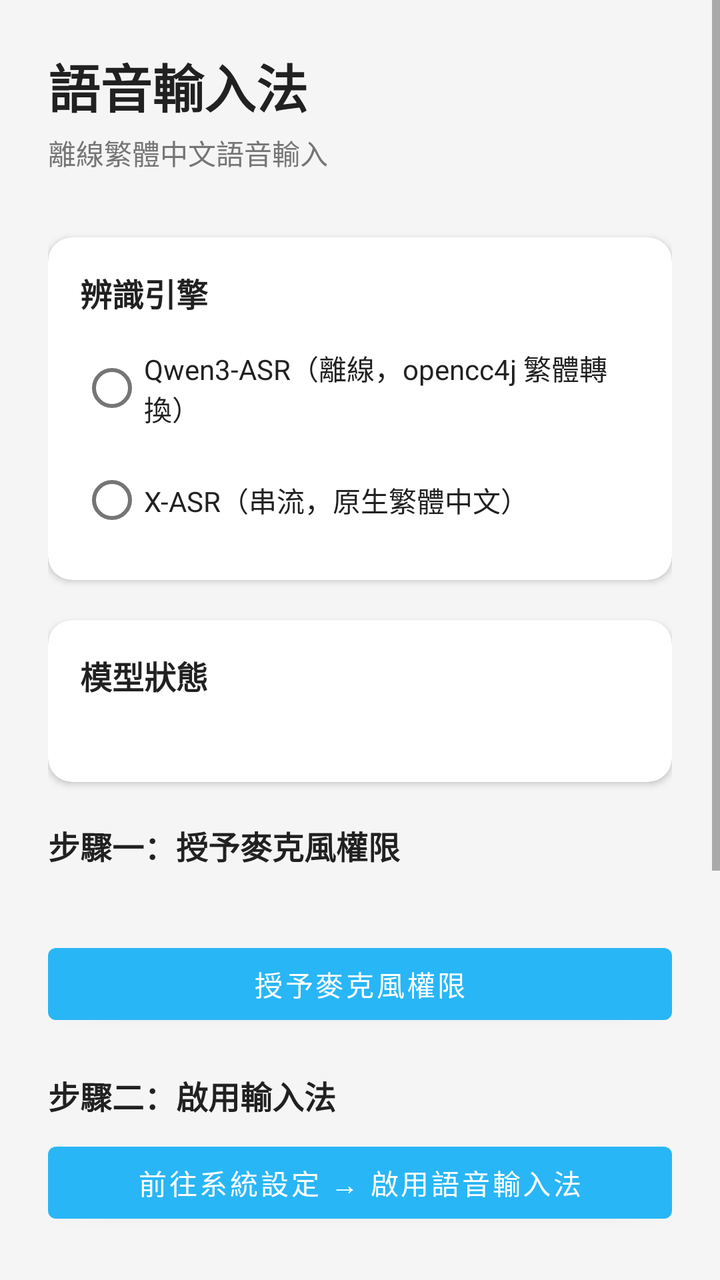
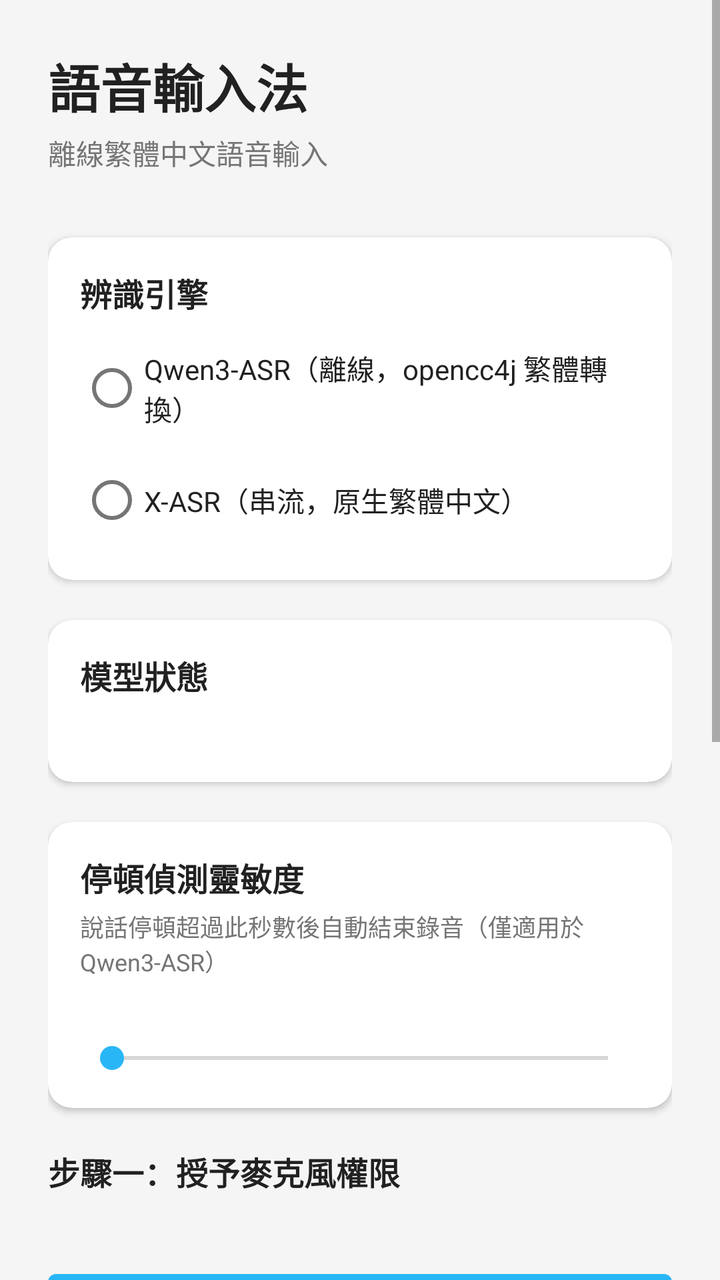

Before-and-after screenshots of an Android layout around one commit, followed by the original layout XML and the change that was made.
<!-- AndroidManifest.xml: application theme Theme.VoiceAssistant -->
<!-- res/layout/activity_settings.xml -->
<?xml version="1.0" encoding="utf-8"?>
<ScrollView xmlns:android="http://schemas.android.com/apk/res/android"
    android:layout_width="match_parent"
    android:layout_height="match_parent"
    android:background="@color/background">

    <LinearLayout
        android:layout_width="match_parent"
        android:layout_height="wrap_content"
        android:orientation="vertical"
        android:padding="24dp">

        <TextView
            android:layout_width="match_parent"
            android:layout_height="wrap_content"
            android:text="語音輸入法"
            android:textSize="26sp"
            android:textStyle="bold"
            android:textColor="@color/text_primary"
            android:layout_marginBottom="4dp" />

        <TextView
            android:layout_width="match_parent"
            android:layout_height="wrap_content"
            android:text="離線繁體中文語音輸入"
            android:textSize="14sp"
            android:textColor="@color/text_secondary"
            android:layout_marginBottom="32dp" />

        
        <androidx.cardview.widget.CardView
            xmlns:app="http://schemas.android.com/apk/res-auto"
            android:layout_width="match_parent"
            android:layout_height="wrap_content"
            app:cardCornerRadius="12dp"
            app:cardElevation="2dp"
            android:layout_marginBottom="20dp">

            <LinearLayout
                android:layout_width="match_parent"
                android:layout_height="wrap_content"
                android:orientation="vertical"
                android:padding="16dp">

                <TextView
                    android:layout_width="match_parent"
                    android:layout_height="wrap_content"
                    android:text="辨識引擎"
                    android:textSize="16sp"
                    android:textStyle="bold"
                    android:textColor="@color/text_primary"
                    android:layout_marginBottom="12dp" />

                <RadioGroup
                    android:id="@+id/rg_engine"
                    android:layout_width="match_parent"
                    android:layout_height="wrap_content"
                    android:orientation="vertical">

                    <RadioButton
                        android:id="@+id/rb_qwen3"
                        android:layout_width="match_parent"
                        android:layout_height="wrap_content"
                        android:text="Qwen3-ASR（離線，opencc4j 繁體轉換）"
                        android:textSize="14sp"
                        android:textColor="@color/text_primary"
                        android:layout_marginBottom="8dp" />

                    <RadioButton
                        android:id="@+id/rb_xasr"
                        android:layout_width="match_parent"
                        android:layout_height="wrap_content"
                        android:text="X-ASR（串流，原生繁體中文）"
                        android:textSize="14sp"
                        android:textColor="@color/text_primary" />
                </RadioGroup>
            </LinearLayout>
        </androidx.cardview.widget.CardView>

        
        <androidx.cardview.widget.CardView
            xmlns:app="http://schemas.android.com/apk/res-auto"
            android:layout_width="match_parent"
            android:layout_height="wrap_content"
            app:cardCornerRadius="12dp"
            app:cardElevation="2dp"
            android:layout_marginBottom="20dp">

            <LinearLayout
                android:layout_width="match_parent"
                android:layout_height="wrap_content"
                android:orientation="vertical"
                android:padding="16dp">

                <TextView
                    android:layout_width="match_parent"
                    android:layout_height="wrap_content"
                    android:text="模型狀態"
                    android:textSize="16sp"
                    android:textStyle="bold"
                    android:textColor="@color/text_primary"
                    android:layout_marginBottom="8dp" />

                <TextView
                    android:id="@+id/tv_model_status"
                    android:layout_width="match_parent"
                    android:layout_height="wrap_content"
                    android:textSize="13sp"
                    android:textColor="@color/text_secondary"
                    android:lineSpacingMultiplier="1.4" />
            </LinearLayout>
        </androidx.cardview.widget.CardView>

        
        <TextView
            android:layout_width="match_parent"
            android:layout_height="wrap_content"
            android:text="步驟一：授予麥克風權限"
            android:textSize="16sp"
            android:textStyle="bold"
            android:textColor="@color/text_primary"
            android:layout_marginBottom="8dp" />

        <TextView
            android:id="@+id/tv_mic_status"
            android:layout_width="match_parent"
            android:layout_height="wrap_content"
            android:textSize="13sp"
            android:textColor="@color/text_secondary"
            android:layout_marginBottom="8dp" />

        <Button
            android:id="@+id/btn_grant_mic"
            android:layout_width="match_parent"
            android:layout_height="48dp"
            android:text="授予麥克風權限"
            android:layout_marginBottom="20dp" />

        
        <TextView
            android:layout_width="match_parent"
            android:layout_height="wrap_content"
            android:text="步驟二：啟用輸入法"
            android:textSize="16sp"
            android:textStyle="bold"
            android:textColor="@color/text_primary"
            android:layout_marginBottom="8dp" />

        <Button
            android:id="@+id/btn_enable_ime"
            android:layout_width="match_parent"
            android:layout_height="48dp"
            android:text="前往系統設定 → 啟用語音輸入法"
            android:layout_marginBottom="20dp" />

        
        <TextView
            android:layout_width="match_parent"
            android:layout_height="wrap_content"
            android:text="步驟三：切換輸入法"
            android:textSize="16sp"
            android:textStyle="bold"
            android:textColor="@color/text_primary"
            android:layout_marginBottom="8dp" />

        <Button
            android:id="@+id/btn_switch_ime"
            android:layout_width="match_parent"
            android:layout_height="48dp"
            android:text="切換至語音輸入法"
            android:layout_marginBottom="20dp" />

        
        <TextView
            android:layout_width="match_parent"
            android:layout_height="wrap_content"
            android:text="使用方式"
            android:textSize="16sp"
            android:textStyle="bold"
            android:textColor="@color/text_primary"
            android:layout_marginBottom="8dp" />

        <TextView
            android:layout_width="match_parent"
            android:layout_height="wrap_content"
            android:text="1. 在任何輸入框點選，叫出鍵盤\n2. 點擊麥克風按鈕開始說話\n3. 靜音後自動識別，或再次點擊停止\n4. 識別結果顯示於頂部預覽欄\n5. 點擊「確認插入」將文字輸入到應用"
            android:textSize="14sp"
            android:textColor="@color/text_secondary"
            android:lineSpacingMultiplier="1.6" />

    </LinearLayout>
</ScrollView>
<!-- resources referenced by this layout -->
<resources>
  <color name="background">#F5F5F5</color>
  <color name="text_primary">#212121</color>
  <color name="text_secondary">#757575</color>
  <style name="Theme.VoiceAssistant" parent="Theme.MaterialComponents.DayNight.NoActionBar">
          <item name="colorPrimary">@color/ime_accent</item>
          <item name="colorPrimaryDark">#0288D1</item>
          <item name="colorAccent">@color/ime_accent</item>
      </style>
  <color name="ime_accent">#29B6F6</color>
</resources>

<!-- the commit's change to res/layout/activity_settings.xml (unified diff, before → after) -->
@@ -112,6 +112,56 @@
         </androidx.cardview.widget.CardView>
 
         
+        <androidx.cardview.widget.CardView
+            xmlns:app="http://schemas.android.com/apk/res-auto"
+            android:layout_width="match_parent"
+            android:layout_height="wrap_content"
+            app:cardCornerRadius="12dp"
+            app:cardElevation="2dp"
+            android:layout_marginBottom="20dp">
+
+            <LinearLayout
+                android:layout_width="match_parent"
+                android:layout_height="wrap_content"
+                android:orientation="vertical"
+                android:padding="16dp">
+
+                <TextView
+                    android:layout_width="match_parent"
+                    android:layout_height="wrap_content"
+                    android:text="停頓偵測靈敏度"
+                    android:textSize="16sp"
+                    android:textStyle="bold"
+                    android:textColor="@color/text_primary"
+                    android:layout_marginBottom="4dp" />
+
+                <TextView
+                    android:layout_width="match_parent"
+                    android:layout_height="wrap_content"
+                    android:text="說話停頓超過此秒數後自動結束錄音（僅適用於 Qwen3-ASR）"
+                    android:textSize="12sp"
+                    android:textColor="@color/text_secondary"
+                    android:layout_marginBottom="8dp" />
+
+                <TextView
+                    android:id="@+id/tv_vad_value"
+                    android:layout_width="match_parent"
+                    android:layout_height="wrap_content"
+                    android:textSize="14sp"
+                    android:textStyle="bold"
+                    android:textColor="@color/text_primary"
+                    android:gravity="center"
+                    android:layout_marginBottom="4dp" />
+
+                <SeekBar
+                    android:id="@+id/sb_vad_silence"
+                    android:layout_width="match_parent"
+                    android:layout_height="wrap_content"
+                    android:max="25" />
+            </LinearLayout>
+        </androidx.cardview.widget.CardView>
+
+        
         <TextView
             android:layout_width="match_parent"
             android:layout_height="wrap_content"
